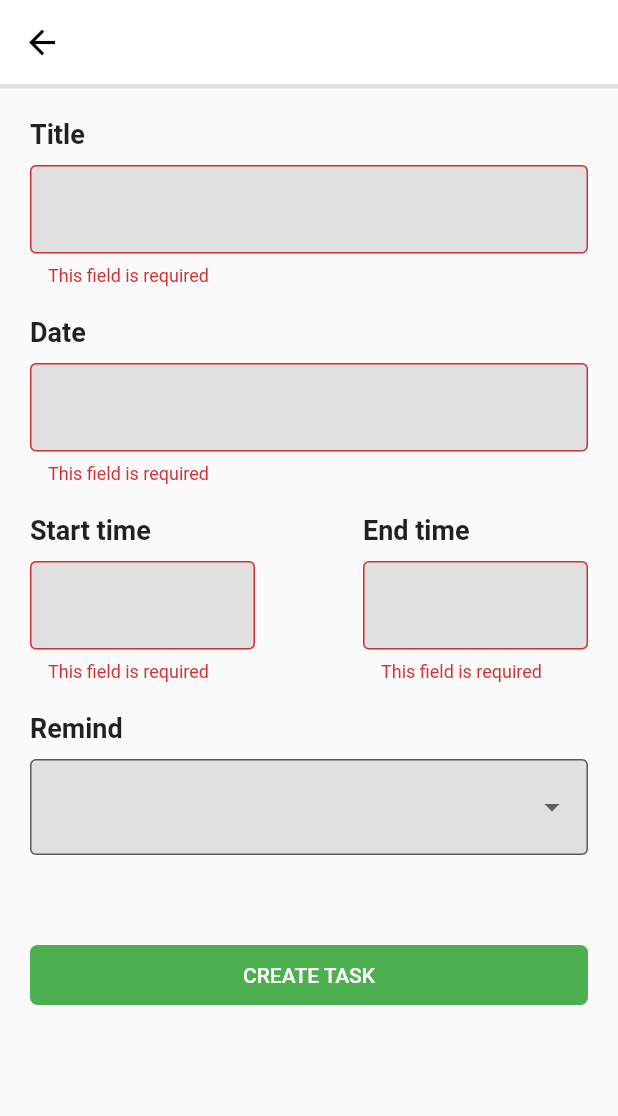
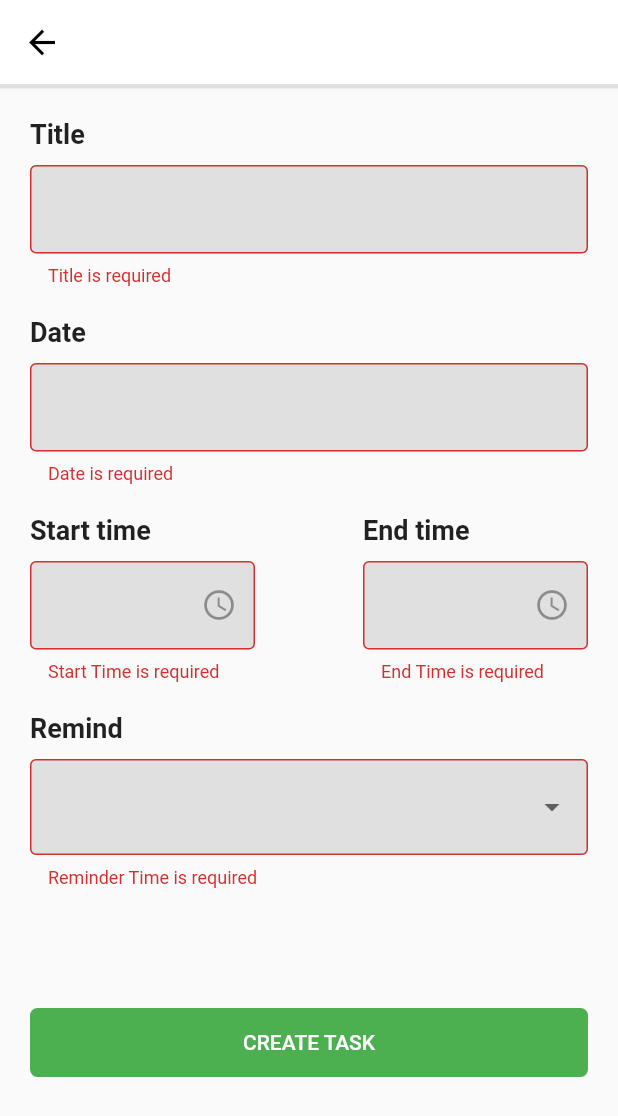
Before and after one commit to MohamedEsma3il/todo-algoriza, a Flutter app: the AddTaskWidget screen opened directly, after a tap on "CREATE TASK", on a phone screen of 412 x 824 dp. Shown: the top 1116 px of the screen. Run offline on Flutter 3.47's test engine with Material 2 defaults, Android fonts, the phone set to English and light mode, and no system bars; our stand-ins replace date_picker_timeline, flutter_bloc.

```diff
--- /dev/null
+++ b/lib/core/util/blocs/cubit.dart
@@ -0,0 +1,22 @@
+import 'package:flutter/material.dart';
+import 'package:flutter_bloc/flutter_bloc.dart';
+import 'package:todo_algoriza/core/util/blocs/states.dart';
+
+class AppCubit extends Cubit<AppStates> {
+  AppCubit() : super(AppInitialState());
+
+  static AppCubit get(context) => BlocProvider.of(context);
+
+  void changeReminderMenu({selectedItem, value}) {
+    selectedItem = value;
+
+    emit(AddTaskChangeRemindMenuState());
+  }
+
+  void changeScheduleDate({selectedDate, date}) {
+    selectedDate = date;
+
+    emit(AppChangeSelectedScheduleDateState());
+
+  }
+}
--- /dev/null
+++ b/lib/core/util/blocs/states.dart
@@ -0,0 +1,5 @@
+abstract class AppStates{}
+
+class AppInitialState extends AppStates{}
+class AddTaskChangeRemindMenuState extends AppStates{}
+class AppChangeSelectedScheduleDateState extends AppStates{}
--- a/lib/core/util/widgets/default_form_field.dart
+++ b/lib/core/util/widgets/default_form_field.dart
@@ -50,7 +50,7 @@ class DefaultFormField extends StatelessWidget {
                 icon: Icon(suffix),
               )
             : null,
-        border: OutlineInputBorder(),
+        border: const OutlineInputBorder(),
       ),
     );
   }
--- a/lib/core/util/widgets/my_button.dart
+++ b/lib/core/util/widgets/my_button.dart
@@ -20,7 +20,7 @@ class MyButton extends StatelessWidget {
   Widget build(BuildContext context) {
     return Container(
       width: width,
-      height: 40.0,
+      height: 46.0,
       child: MaterialButton(
         onPressed: function,
         child: Text(
--- a/lib/features/add_task/presentation/cubit/cubit.dart
+++ /dev/null
@@ -1,15 +0,0 @@
-import 'package:flutter_bloc/flutter_bloc.dart';
-import 'package:todo_algoriza/features/add_task/presentation/cubit/states.dart';
-
-class AddTaskCubit extends Cubit<AddTaskStates>{
-  AddTaskCubit() : super(AddTaskInitialState());
-  static AddTaskCubit get(context) => BlocProvider.of(context);
-
-  void changeReminderMenu({selectedItem,value})
-  {
-    selectedItem=value;
-
-
-    emit( AddTaskChangeRemindMenuState());
-  }
-}
--- a/lib/features/add_task/presentation/cubit/states.dart
+++ /dev/null
@@ -1,4 +0,0 @@
-abstract class AddTaskStates{}
-
-class AddTaskInitialState extends AddTaskStates{}
-class AddTaskChangeRemindMenuState extends AddTaskStates{}
--- a/lib/features/add_task/presentation/widgets/add_task_widget.dart
+++ b/lib/features/add_task/presentation/widgets/add_task_widget.dart
@@ -3,8 +3,9 @@ import 'package:flutter_bloc/flutter_bloc.dart';
 import 'package:todo_algoriza/core/util/widgets/default_form_field.dart';
 import 'package:todo_algoriza/core/util/widgets/my_button.dart';
 import 'package:todo_algoriza/core/util/widgets/my_divider.dart';
-import 'package:todo_algoriza/features/add_task/presentation/cubit/cubit.dart';
-import 'package:todo_algoriza/features/add_task/presentation/cubit/states.dart';
+import 'package:todo_algoriza/core/util/blocs/cubit.dart';
+import 'package:todo_algoriza/core/util/blocs/states.dart';
+import 'package:intl/intl.dart';
 
 class AddTaskWidget extends StatelessWidget {
   AddTaskWidget({Key? key}) : super(key: key);
@@ -14,15 +15,16 @@ class AddTaskWidget extends StatelessWidget {
   var startTimeController = TextEditingController();
   var endTimeController = TextEditingController();
   var selectedReminderTime;
-  var formKey=GlobalKey<FormState>();
+  var formKey = GlobalKey<FormState>();
 
   @override
   Widget build(BuildContext context) {
     return BlocProvider(
-      create: (BuildContext context) =>AddTaskCubit(),
-      child: BlocConsumer<AddTaskCubit,AddTaskStates>(
-        listener: ( context, state) {  },
-        builder: ( context,  state) { return Scaffold(
+      create: (BuildContext context) => AppCubit(),
+      child: BlocConsumer<AppCubit, AppStates>(
+        listener: (context, state) {},
+        builder: (context, state) {
+          return Scaffold(
             appBar: AppBar(),
             body: SingleChildScrollView(
               child: Column(
@@ -42,13 +44,14 @@ class AddTaskWidget extends StatelessWidget {
                           //*************title*********************
                           const Text(
                             'Title',
-                          style: TextStyle(fontWeight: FontWeight.bold, fontSize: 18.0),
+                            style: TextStyle(
+                                fontWeight: FontWeight.bold, fontSize: 18.0),
                           ),
                           const SizedBox(height: 10),
                           DefaultFormField(
-                          validate: ( value) {
+                            validate: (value) {
                               if (value!.isEmpty) {
-                              return ('This field is required');
+                                return ('Title is required');
                               } else {
                                 return null;
                               }
@@ -62,13 +65,14 @@ class AddTaskWidget extends StatelessWidget {
                           //***************date********************
                           const Text(
                             'Date',
-                          style: TextStyle(fontWeight: FontWeight.bold, fontSize: 18.0),
+                            style: TextStyle(
+                                fontWeight: FontWeight.bold, fontSize: 18.0),
                           ),
                           const SizedBox(height: 10),
                           DefaultFormField(
-                          validate:  ( value) {
+                            validate: (value) {
                               if (value!.isEmpty) {
-                              return ('This field is required');
+                                return ('Date is required');
                               } else {
                                 return null;
                               }
@@ -77,6 +81,17 @@ class AddTaskWidget extends StatelessWidget {
                             isPassword: false,
                             type: TextInputType.datetime,
                             label: '',
+                            onTap: () {
+                              showDatePicker(
+                                      context: context,
+                                      initialDate: DateTime.now(),
+                                      firstDate: DateTime.now(),
+                                      lastDate: DateTime.parse('2025-12-30'))
+                                  .then((value) {
+                                dateController.text =
+                                    DateFormat.yMMMd().format(value!);
+                              });
+                            },
                           ),
                           const SizedBox(height: 20),
                           //**********time*************************
@@ -92,13 +107,14 @@ class AddTaskWidget extends StatelessWidget {
                                     const Text(
                                       'Start time',
                                       style: TextStyle(
-                                        fontWeight: FontWeight.bold, fontSize: 18.0),
+                                          fontWeight: FontWeight.bold,
+                                          fontSize: 18.0),
                                     ),
                                     const SizedBox(height: 10),
                                     DefaultFormField(
-                                    validate:  ( value) {
+                                      validate: (value) {
                                         if (value!.isEmpty) {
-                                        return ('This field is required');
+                                          return ('Start Time is required');
                                         } else {
                                           return null;
                                         }
@@ -107,6 +123,16 @@ class AddTaskWidget extends StatelessWidget {
                                       isPassword: false,
                                       type: TextInputType.datetime,
                                       label: '',
+                                      suffix: Icons.watch_later_outlined,
+                                      onTap: () {
+                                        showTimePicker(
+                                                context: context,
+                                                initialTime: TimeOfDay.now())
+                                            .then((value) {
+                                          startTimeController.text =
+                                              value!.format(context).toString();
+                                        });
+                                      },
                                     ),
                                   ],
                                 ),
@@ -121,13 +147,14 @@ class AddTaskWidget extends StatelessWidget {
                                     const Text(
                                       'End time',
                                       style: TextStyle(
-                                        fontWeight: FontWeight.bold, fontSize: 18.0),
+                                          fontWeight: FontWeight.bold,
+                                          fontSize: 18.0),
                                     ),
                                     const SizedBox(height: 10),
                                     DefaultFormField(
-                                    validate:  ( value) {
+                                      validate: (value) {
                                         if (value!.isEmpty) {
-                                        return ('This field is required');
+                                          return ('End Time is required');
                                         } else {
                                           return null;
                                         }
@@ -136,6 +163,16 @@ class AddTaskWidget extends StatelessWidget {
                                       isPassword: false,
                                       type: TextInputType.datetime,
                                       label: '',
+                                      suffix: Icons.watch_later_outlined,
+                                      onTap: () {
+                                        showTimePicker(
+                                                context: context,
+                                                initialTime: TimeOfDay.now())
+                                            .then((value) {
+                                          endTimeController.text =
+                                              value!.format(context).toString();
+                                        });
+                                      },
                                     ),
                                   ],
                                 ),
@@ -148,10 +185,18 @@ class AddTaskWidget extends StatelessWidget {
                           //***********reminder********
                           const Text(
                             'Remind',
-                          style: TextStyle(fontWeight: FontWeight.bold, fontSize: 18.0),
+                            style: TextStyle(
+                                fontWeight: FontWeight.bold, fontSize: 18.0),
                           ),
                           const SizedBox(height: 10),
                           DropdownButtonFormField(
+                            validator: (value) {
+                              if (value == null) {
+                                return ('Reminder Time is required');
+                              } else {
+                                return null;
+                              }
+                            },
                             decoration: InputDecoration(
                               fillColor: Colors.grey[300],
                               filled: true,
@@ -169,19 +214,21 @@ class AddTaskWidget extends StatelessWidget {
                                     ))
                                 .toList(),
                             onChanged: (val) {
-                            AddTaskCubit.get(context).changeReminderMenu(
+                              AppCubit.get(context).changeReminderMenu(
                                 selectedItem: selectedReminderTime,
                                 value: val,
                               );
                             },
                             value: selectedReminderTime,
                           ),
-                        SizedBox(height:60,),
-                        MyButton(text: 'create task', function: (){
-                          if(formKey.currentState!.validate())
-                          {
+                          SizedBox(
+                            height: 80,
+                          ),
+                          MyButton(
+                              text: 'create task',
+                              function: () {
+                                if (formKey.currentState!.validate()) {
                                   debugPrint('validation success');
-
                                 }
                               }),
                         ],
@@ -191,8 +238,8 @@ class AddTaskWidget extends StatelessWidget {
                 ],
               ),
             ),
-        ); },
-
+          );
+        },
       ),
     );
   }
--- a/pubspec.yaml
+++ b/pubspec.yaml
@@ -35,6 +35,7 @@ dependencies:
   # Use with the CupertinoIcons class for iOS style icons.
   cupertino_icons: ^1.0.2
   flutter_bloc: ^8.0.1
+  date_picker_timeline: ^1.2.3
 
 dev_dependencies:
   flutter_test:
```
Also changed, not shown: lib/features/board/presentation/pages/board_page.dart (+2 -22 lines), lib/features/board/presentation/widgets/board_widget.dart (+32 -6 lines), lib/features/schedual_tasks/presentation/pages/schedual_page.dart (added, +11 -0 lines), lib/features/schedual_tasks/presentation/widgets/schedual_widget.dart (added, +66 -0 lines), lib/features/all tasks/presentation/cubit/cubit.dart (deleted), lib/features/all tasks/presentation/cubit/states.dart (deleted), lib/features/board/presentation/cubit/cubit.dart (deleted), lib/features/board/presentation/cubit/states.dart (deleted), lib/features/complete_tasks/presentation/cubit/cubit.dart (deleted), lib/features/complete_tasks/presentation/cubit/states.dart (deleted), lib/features/favorite tasks/presentation/cubit/cubit.dart (deleted), lib/features/favorite tasks/presentation/cubit/states.dart (deleted), pubspec.lock. Lines whose indentation alone changed are shown as unchanged.
